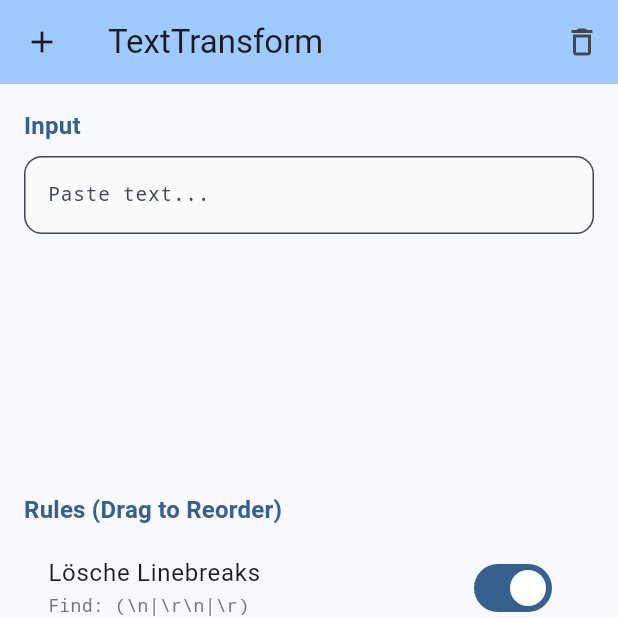
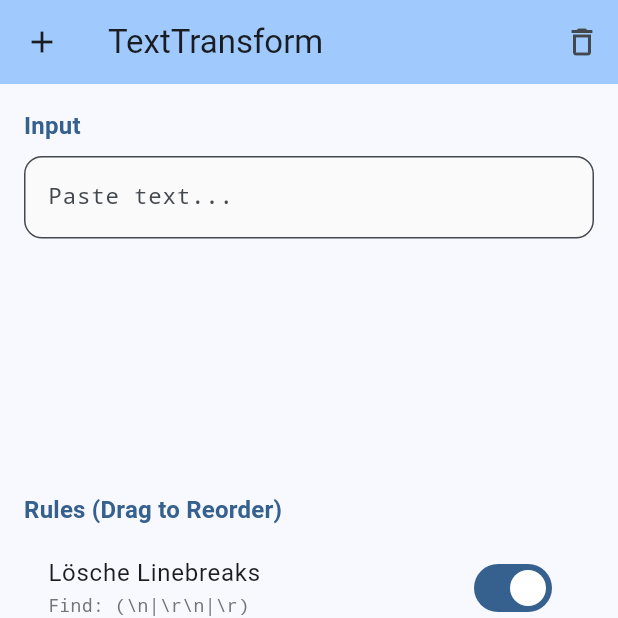
Before and after one commit to gugelvibe/TextTransformFlutter, a Flutter app: the screen it shows after launch, on a phone screen of 412 x 824 dp, the top half of it. Run offline on Flutter 3.47's test engine with Material 3 defaults, Android fonts, the light colour scheme and no system bars; our stand-ins replace shared_preferences; missing offline and left inert: flutter_driver; Roboto replaces fonts that are missing (SF Pro Text).

Commit message:
Final UI polish: 3-column layout and legibility fixes

```diff
--- a/lib/main.dart
+++ b/lib/main.dart
@@ -210,21 +210,22 @@ class _TextTransformHomeState extends State<TextTransformHome> {
   Widget _buildAdaptiveLayout(BoxConstraints constraints, bool isApple) {
     if (constraints.maxWidth > 900) {
       return Row(
+        crossAxisAlignment: CrossAxisAlignment.start,
         children: [
+          // Left Column: Input
           Expanded(
-            flex: 4,
+            flex: 3,
             child: Padding(
               padding: const EdgeInsets.all(16.0),
               child: Column(
                 children: [
                   _buildSectionHeader('Input', isApple),
+                  const SizedBox(height: 8),
                   Expanded(child: _buildInputField(isApple)),
-                  const SizedBox(height: 16),
-                  _buildSectionHeader('Result', isApple),
-                  Expanded(child: _buildOutputField(isApple)),
                   if (isApple) ...[
                     const SizedBox(height: 16),
                     SizedBox(
+                      width: double.infinity,
                       child: CupertinoButton.filled(
                         onPressed: _transformText,
                         child: const Text('Transform Text'),
@@ -236,6 +237,7 @@ class _TextTransformHomeState extends State<TextTransformHome> {
             ),
           ),
           const VerticalDivider(width: 1),
+          // Middle Column: Rules
           Expanded(
             flex: 3,
             child: Column(
@@ -247,8 +249,28 @@ class _TextTransformHomeState extends State<TextTransformHome> {
                     isApple,
                   ),
                 ),
-                Expanded(child: _buildRulesList(isApple)),
+                Expanded(
+                  child: Scrollbar(
+                    thumbVisibility: true,
+                    child: _buildRulesList(isApple),
+                  ),
+                ),
               ],
+            ),
+          ),
+          const VerticalDivider(width: 1),
+          // Right Column: Result
+          Expanded(
+            flex: 3,
+            child: Padding(
+              padding: const EdgeInsets.all(16.0),
+              child: Column(
+                children: [
+                  _buildSectionHeader('Result', isApple),
+                  const SizedBox(height: 8),
+                  Expanded(child: _buildOutputField(isApple)),
+                ],
+              ),
             ),
           ),
         ],
@@ -314,7 +336,9 @@ class _TextTransformHomeState extends State<TextTransformHome> {
           expands: height == null,
           padding: const EdgeInsets.all(12),
           decoration: null,
-          style: const TextStyle(fontFamily: 'monospace', fontSize: 13),
+          style: CupertinoTheme.of(
+            context,
+          ).textTheme.textStyle.copyWith(fontFamily: 'monospace', fontSize: 15),
         ),
       );
     } else {
@@ -331,7 +355,7 @@ class _TextTransformHomeState extends State<TextTransformHome> {
             filled: true,
             fillColor: Colors.grey[50],
           ),
-          style: const TextStyle(fontFamily: 'monospace', fontSize: 13),
+          style: const TextStyle(fontFamily: 'monospace', fontSize: 15),
         ),
       );
     }
@@ -353,7 +377,13 @@ class _TextTransformHomeState extends State<TextTransformHome> {
               expands: height == null,
               padding: const EdgeInsets.all(12),
               decoration: null,
-              style: const TextStyle(fontFamily: 'monospace', fontSize: 13),
+              style: CupertinoTheme.of(context).textTheme.textStyle.copyWith(
+                fontFamily: 'monospace',
+                fontSize: 15,
+                color: CupertinoColors.label
+                    .resolveFrom(context)
+                    .withOpacity(0.8),
+              ),
             ),
           )
         : SizedBox(
@@ -371,7 +401,11 @@ class _TextTransformHomeState extends State<TextTransformHome> {
                 filled: true,
                 fillColor: Colors.blue[50]?.withOpacity(0.3),
               ),
-              style: const TextStyle(fontFamily: 'monospace', fontSize: 13),
+              style: Theme.of(context).textTheme.bodyMedium?.copyWith(
+                fontFamily: 'monospace',
+                fontSize: 15,
+                color: Theme.of(context).colorScheme.onSurfaceVariant,
+              ),
             ),
           );
 
@@ -423,6 +457,8 @@ class _TextTransformHomeState extends State<TextTransformHome> {
             child: const Icon(Icons.delete, color: Colors.white),
           ),
           onDismissed: (_) => _deleteRule(index),
+          child: Material(
+            color: Colors.transparent,
             child: InkWell(
               onTap: () => _editRule(index),
               child: RuleItem(
@@ -437,6 +473,7 @@ class _TextTransformHomeState extends State<TextTransformHome> {
                 },
               ),
             ),
+          ),
         );
       },
     );
```
Lines whose indentation alone changed are shown as unchanged.
